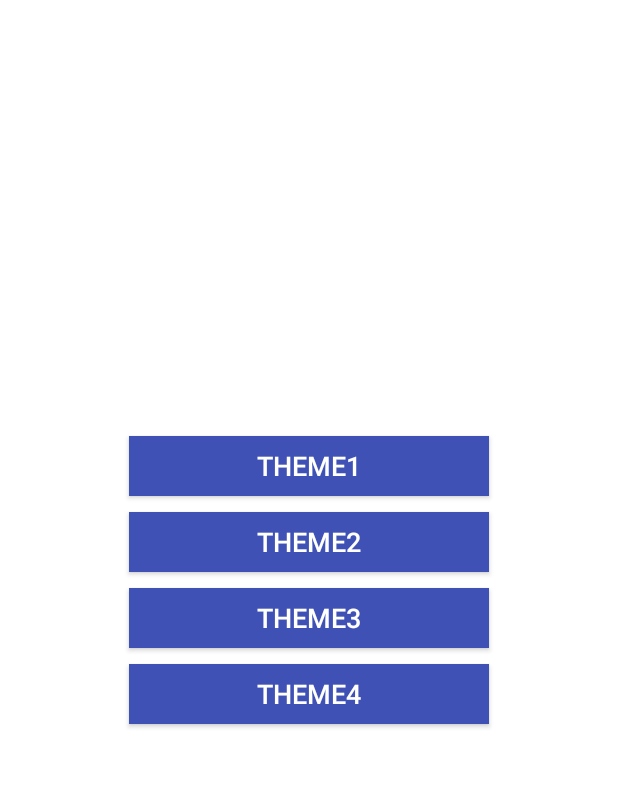
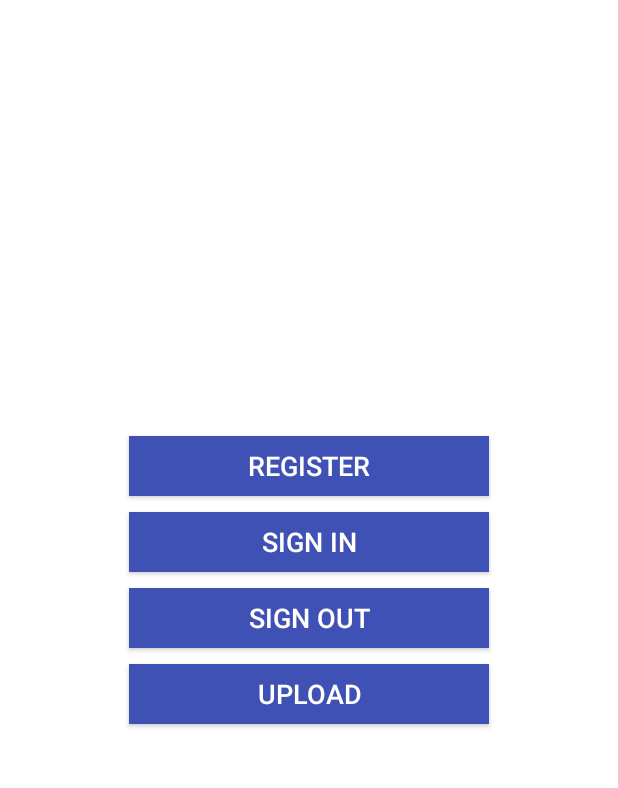
Before and after one commit to amikoj/AndroidDemo, an Android app: the screen it shows after launch (MainActivity before the commit, BmobActivity after it), on a phone screen of 412 x 824 dp, the part 75-863 px from its top. Run offline under Robolectric (Android 15) with nearby library versions, the phone set to English and light mode, and no system bars; libraries missing offline, so code that uses them is left out: cn.bmob.v3; 1 statement that could not run was skipped.

Commit message:
add bmob sdk to actionDemo.

```diff
--- a/ActionBarDemo/src/main/java/cn/enjoytoday/MainActivity.kt
+++ b/ActionBarDemo/src/main/java/cn/enjoytoday/MainActivity.kt
@@ -1,8 +1,7 @@
-package cn.enjoytoday;
+package cn.enjoytoday
 
-import android.app.ActionBar
+
 import android.app.Activity
-import android.content.Context
 import android.content.Intent
 import android.os.Bundle
 import android.view.View
--- /dev/null
+++ b/ActionBarDemo/src/main/java/cn/enjoytoday/bmob/BmobActivity.kt
@@ -0,0 +1,122 @@
+package cn.enjoytoday.bmob
+
+import android.app.Activity
+
+import android.os.Bundle
+import android.util.Log
+import android.view.LayoutInflater
+import android.view.View
+import android.widget.FrameLayout
+import android.widget.Toast
+import cn.bmob.v3.Bmob
+
+import cn.enjoytoday.R
+
+
+/**
+ * bmob test activity.
+ */
+class BmobActivity constructor():Activity() {
+
+
+
+
+    constructor(name:String,type:String):this() {
+        Log.e("name", name)
+    }
+
+
+
+
+    var BMOB_APP_ID:String="291b15675a92224a9170e6410fca8ff2"
+
+    var fragment: FrameLayout?=null
+    var main_layout: View?=null
+    var register_layout: View?=null
+    var sign_in_layout:View?=null
+    var sign_out_layout:View?=null
+    var upload_layout:View?=null
+
+
+
+
+    override fun onCreate(savedInstanceState: Bundle?) {
+        super.onCreate(savedInstanceState)
+        setContentView(R.layout.activity_bmob)
+        Bmob.initialize(this,BMOB_APP_ID)
+        initView()
+    }
+
+
+    /**
+     * init view.
+     */
+    fun initView(){
+        fragment= this.findViewById(R.id.content) as FrameLayout?
+        main_layout=LayoutInflater.from(this).inflate(R.layout.bmob_main,null)
+        register_layout=LayoutInflater.from(this).inflate(R.layout.bmob_register_layout,null)
+        sign_in_layout=LayoutInflater.from(this).inflate(R.layout.bmob_sign_in_layout,null)
+        sign_out_layout=LayoutInflater.from(this).inflate(R.layout.bmob_sign_out_layout,null)
+        upload_layout=LayoutInflater.from(this).inflate(R.layout.bmob_upload_layout,null)
+
+        /**
+         * 当fragment为空时抛出异常
+         * fragment!!.removeAllViews()
+         *
+         * 当fragment为空时返回为空
+         */
+        fragment?.removeAllViews()
+        fragment?.addView(main_layout)
+
+
+    }
+
+
+    fun onClick(view:View){
+        when(view.id){
+            R.id.register ->{
+                fragment?.removeAllViews()
+                fragment?.addView(register_layout)
+
+            }
+
+            R.id.sing_in -> {
+                fragment?.removeAllViews()
+                fragment?.addView(sign_in_layout)
+            }
+
+            R.id.sign_out -> {
+                fragment?.removeAllViews()
+                fragment?.addView(sign_out_layout)
+            }
+
+            R.id.upload -> {
+                fragment?.removeAllViews()
+                fragment?.addView(upload_layout)
+            }
+
+
+
+
+
+
+            else -> {
+
+                toast("No found this id.")
+            }
+        }
+
+
+    }
+
+
+    /**
+     * toast add.
+     */
+    fun Activity.toast(message: CharSequence, duration: Int = Toast.LENGTH_SHORT) {
+        Toast.makeText(this, message, duration).show()
+    }
+
+
+
+}
--- /dev/null
+++ b/ActionBarDemo/src/main/res/layout/activity_bmob.xml
@@ -0,0 +1,19 @@
+<?xml version="1.0" encoding="utf-8"?>
+<LinearLayout xmlns:android="http://schemas.android.com/apk/res/android"
+    xmlns:app="http://schemas.android.com/apk/res-auto"
+    xmlns:tools="http://schemas.android.com/tools"
+    android:layout_width="match_parent"
+    android:layout_height="match_parent"
+    android:orientation="vertical"
+    android:gravity="center"
+    tools:context="cn.enjoytoday.bmob.BmobActivity">
+
+    <FrameLayout
+        android:id="@+id/content"
+        android:layout_marginTop="50dip"
+        android:layout_width="match_parent"
+        android:layout_height="wrap_content">
+
+    </FrameLayout>
+
+</LinearLayout>
--- /dev/null
+++ b/ActionBarDemo/src/main/res/layout/bmob_main.xml
@@ -0,0 +1,32 @@
+<?xml version="1.0" encoding="utf-8"?>
+<LinearLayout xmlns:android="http://schemas.android.com/apk/res/android"
+    android:orientation="vertical"
+    android:gravity="center"
+    android:tag=""
+    android:layout_width="match_parent"
+    android:layout_height="match_parent">
+
+
+
+    <Button
+        android:id="@+id/register"
+        android:text="register"
+        style="@style/buttonStyle" />
+
+    <Button
+        android:id="@+id/sing_in"
+        android:text="Sign In"
+        style="@style/buttonStyle" />
+    <Button
+        android:id="@+id/sign_out"
+        android:text="Sign out"
+        style="@style/buttonStyle" />
+    <Button
+        android:id="@+id/upload"
+        android:text="Upload"
+        style="@style/buttonStyle" />
+
+
+
+
+</LinearLayout>
--- /dev/null
+++ b/ActionBarDemo/src/main/res/layout/bmob_register_layout.xml
@@ -0,0 +1,6 @@
+<?xml version="1.0" encoding="utf-8"?>
+<LinearLayout xmlns:android="http://schemas.android.com/apk/res/android"
+    android:orientation="vertical" android:layout_width="match_parent"
+    android:layout_height="match_parent">
+
+</LinearLayout>
--- /dev/null
+++ b/ActionBarDemo/src/main/res/layout/bmob_sign_in_layout.xml
@@ -0,0 +1,6 @@
+<?xml version="1.0" encoding="utf-8"?>
+<LinearLayout xmlns:android="http://schemas.android.com/apk/res/android"
+    android:orientation="vertical" android:layout_width="match_parent"
+    android:layout_height="match_parent">
+
+</LinearLayout>
--- /dev/null
+++ b/ActionBarDemo/src/main/res/layout/bmob_sign_out_layout.xml
@@ -0,0 +1,6 @@
+<?xml version="1.0" encoding="utf-8"?>
+<LinearLayout xmlns:android="http://schemas.android.com/apk/res/android"
+    android:orientation="vertical" android:layout_width="match_parent"
+    android:layout_height="match_parent">
+
+</LinearLayout>
--- a/ActionBarDemo/src/main/res/values/themes.xml
+++ b/ActionBarDemo/src/main/res/values/themes.xml
@@ -58,6 +58,10 @@
 
     <!--basic theme of application -->
     <style name="AppTheme">
+
+
+        <item name="android:colorPrimaryDark">@color/colorPrimaryDark</item>
+        <item name="android:colorAccent">@color/colorAccent</item>
         <item name="android:windowBackground">@color/white</item>
         <item name="android:windowActionBar">true</item>
         <!--require api over 21. -->
@@ -66,7 +70,7 @@
         <item name="android:actionBarStyle">@style/AppTheme.ActionBar</item>
         <item name="android:actionBarTabStyle">@style/AppTheme.ActionBarTab</item>
         <!--透明状态栏 -->
-        <!--<item name="android:windowTranslucentStatus">true</item>-->
+        <item name="android:windowTranslucentStatus">true</item>
         <item name="android:actionOverflowButtonStyle">@style/AppTheme.OverFlow</item>
         <item name="android:statusBarColor">@color/colorPrimary</item>
 
--- a/build.gradle
+++ b/build.gradle
@@ -16,7 +16,11 @@ buildscript {
 
 allprojects {
     repositories {
-        jcenter()
+        repositories {
+            jcenter()
+            //Bmob的maven仓库地址--必填
+            maven { url "https://raw.github.com/bmob/bmob-android-sdk/master" }
+        }
     }
 }
 
```
Also changed, not shown: ActionBarDemo/build.gradle (+11 -4 lines), ActionBarDemo/src/main/AndroidManifest.xml (+41 -7 lines), ActionBarDemo/src/main/java/cn/enjoytoday/bmob/UploadInfo.kt (added, +14 -0 lines), ActionBarDemo/src/main/res/layout/bmob_upload_layout.xml (added, +49 -0 lines), ActionBarDemo/src/main/res/values/styles.xml (+14 -0 lines).
